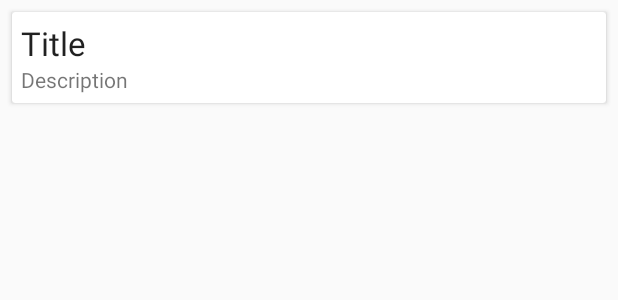
After one commit to eduhmik/notes-app, an Android app: the layout note_item.xml on its own in the app's theme, with its tools: preview values and no code run, on a phone screen of 412 x 824 dp. The commit adds this screen. Shown: the top 300 px of the screen. Run offline under Robolectric (Android 15) with nearby library versions, the phone set to English and light mode, and no system bars.

Commit message:
added recyclerview and cardview dependencies, viewHolder and adapters

```diff
--- a/app/src/main/AndroidManifest.xml
+++ b/app/src/main/AndroidManifest.xml
@@ -9,7 +9,7 @@
         android:roundIcon="@mipmap/ic_launcher_round"
         android:supportsRtl="true"
         android:theme="@style/AppTheme">
-        <activity android:name=".MainActivity">
+        <activity android:name=".activities.MainActivity">
             <intent-filter>
                 <action android:name="android.intent.action.MAIN" />
 
--- a/app/src/main/java/com/devloop/notesapp/MainActivity.kt
+++ b/app/src/main/java/com/devloop/notesapp/activities/MainActivity.kt
@@ -1,7 +1,8 @@
-package com.devloop.notesapp
+package com.devloop.notesapp.activities
 
 import androidx.appcompat.app.AppCompatActivity
 import android.os.Bundle
+import com.devloop.notesapp.R
 
 class MainActivity : AppCompatActivity() {
 
--- a/app/src/main/res/layout/activity_main.xml
+++ b/app/src/main/res/layout/activity_main.xml
@@ -4,7 +4,7 @@
     xmlns:tools="http://schemas.android.com/tools"
     android:layout_width="match_parent"
     android:layout_height="match_parent"
-    tools:context=".MainActivity">
+    tools:context=".activities.MainActivity">
 
     <TextView
         android:layout_width="wrap_content"
--- /dev/null
+++ b/app/src/main/res/layout/note_item.xml
@@ -0,0 +1,36 @@
+<?xml version="1.0" encoding="utf-8"?>
+<androidx.cardview.widget.CardView
+    xmlns:android="http://schemas.android.com/apk/res/android"
+    android:orientation="vertical"
+    android:layout_width="match_parent"
+    android:layout_height="wrap_content"
+    android:layout_marginEnd="8dp"
+    android:layout_marginStart="8dp"
+    android:layout_marginTop="8dp">
+
+    <LinearLayout
+        android:layout_width="match_parent"
+        android:layout_height="wrap_content"
+        android:id="@+id/ll"
+        android:layout_margin="6dp"
+        android:orientation="vertical">
+
+        <TextView
+            android:layout_width="wrap_content"
+            android:layout_height="wrap_content"
+            android:id="@+id/text_view_title"
+            android:ellipsize="end"
+            android:maxLines="1"
+            android:text="Title"
+            android:textAppearance="@style/TextAppearance.AppCompat.Large"/>
+
+        <TextView
+            android:layout_width="wrap_content"
+            android:layout_height="wrap_content"
+            android:text="Description"
+            android:id="@+id/text_view_description"/>
+
+
+
+    </LinearLayout>
+</androidx.cardview.widget.CardView>
```
Also changed, not shown: app/build.gradle (+9 -0 lines), app/src/main/java/com/devloop/notesapp/CoreApplication.kt (added, +11 -0 lines), app/src/main/java/com/devloop/notesapp/adapter/NoteAdapter.kt (added, +36 -0 lines), app/src/main/java/com/devloop/notesapp/di/KoinModules.kt (added, +18 -0 lines), app/src/main/java/com/devloop/notesapp/repository/NoteRepository.kt (added, +44 -0 lines).
